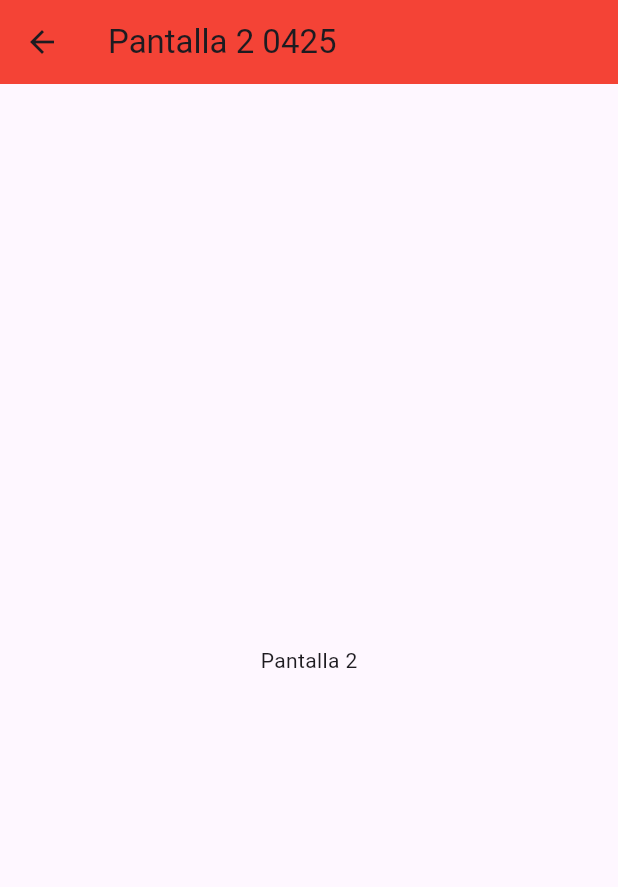
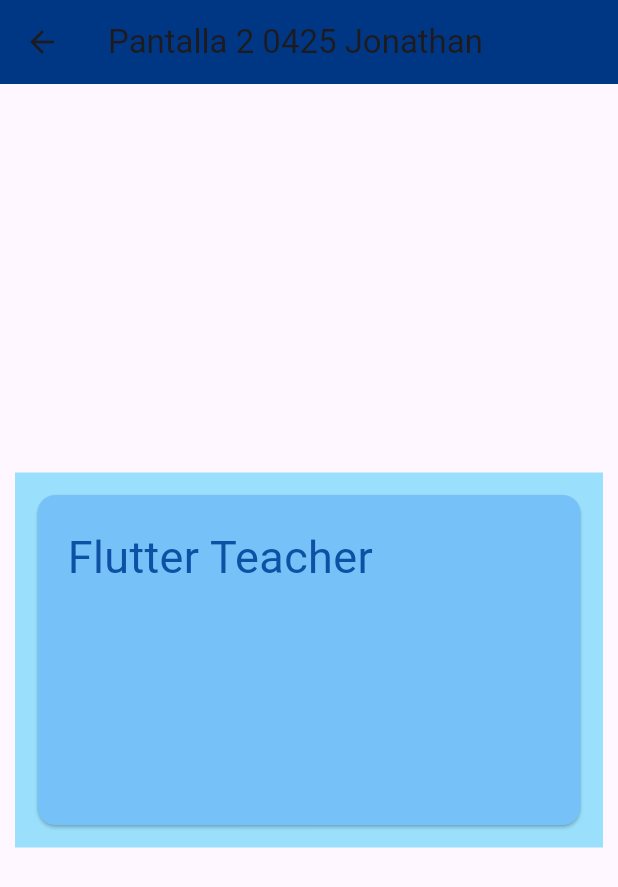
Before and after one commit to JAcevedoCastro/rutas14-6j, a Flutter app: the Pantalla2_0425 screen opened by its route, on a phone screen of 412 x 824 dp. Shown: the top 887 px of the screen. Run offline on Flutter 3.47's test engine with Material 3 defaults, Android fonts, the phone set to English and light mode, and no system bars.

```diff
--- a/lib/pantalla2_0425.dart
+++ b/lib/pantalla2_0425.dart
@@ -9,11 +9,27 @@ class Pantalla2_0425 extends StatelessWidget {
   Widget build(BuildContext context) {
     return Scaffold(
       appBar: AppBar(
-        title: Text("Pantalla 2 0425"),
-        backgroundColor: Colors.red,
+        title: Text("Pantalla 2 0425 Jonathan"),
+        backgroundColor: Color(0xff003785),
       ),
       body: Center(
-        child: Text("Pantalla 2"),
+        child: Container(
+          margin: EdgeInsets.all(10),
+          color: Color(0xff9ae0fc),
+          width: double.infinity,
+          height: 250,
+          child: Card(
+            color: Color(0xff77c1f9),
+            margin: EdgeInsets.all(15),
+            child: Padding(
+              padding: EdgeInsets.all(20),
+              child: Text(
+                'Flutter Teacher',
+                style: TextStyle(fontSize: 30, color: Color(0xff0c51a3)),
+              ),
+            ),
+          ),
+        ),
       ),
     );
   }
--- a/lib/pantallaini_0425.dart
+++ b/lib/pantallaini_0425.dart
@@ -20,13 +20,13 @@ class PantallaIni_0425 extends StatelessWidget {
               onPressed: () {
                 Navigator.pushNamed(context, '/Pantalla1_0425');
               },
-              child: Text("Mover a Pantalla 1"),
+              child: Text("Ejemplo Card"),
             ),
             ElevatedButton(
               onPressed: () {
                 Navigator.pushNamed(context, '/Pantalla2_0425');
               },
-              child: Text("Mover a Pantalla 2"),
+              child: Text("Ejemplo Card 2"),
             )
           ], // fin de nino
         ),
```
Also changed, not shown: lib/pantalla1_0425.dart (+11 -6 lines).
